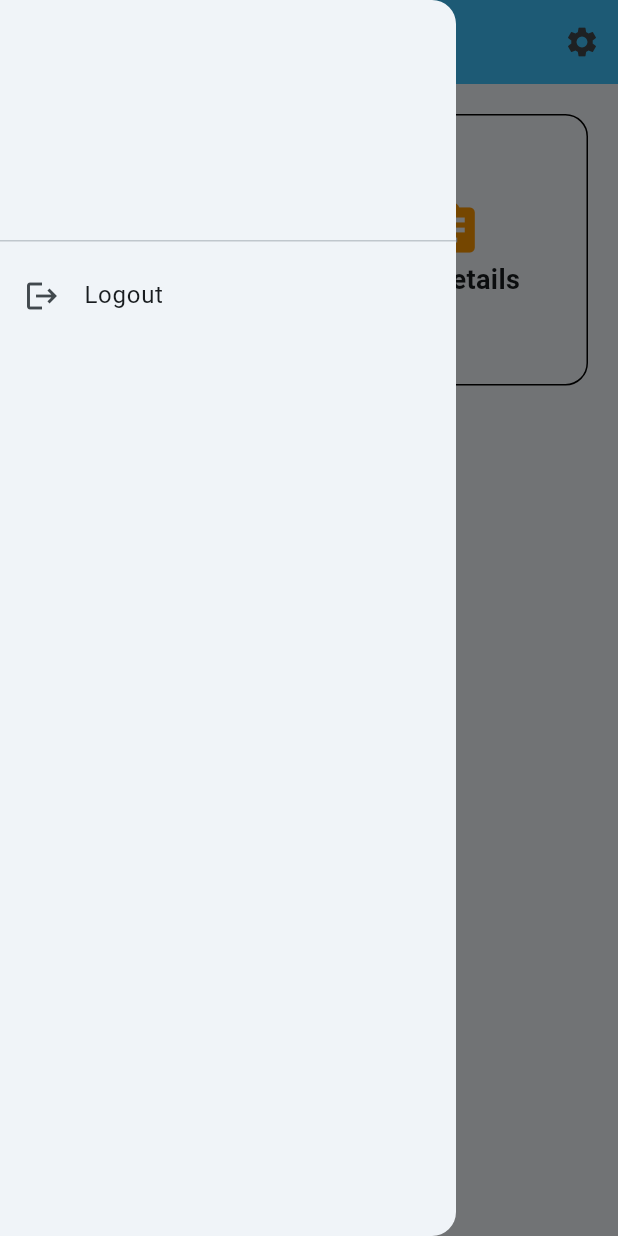
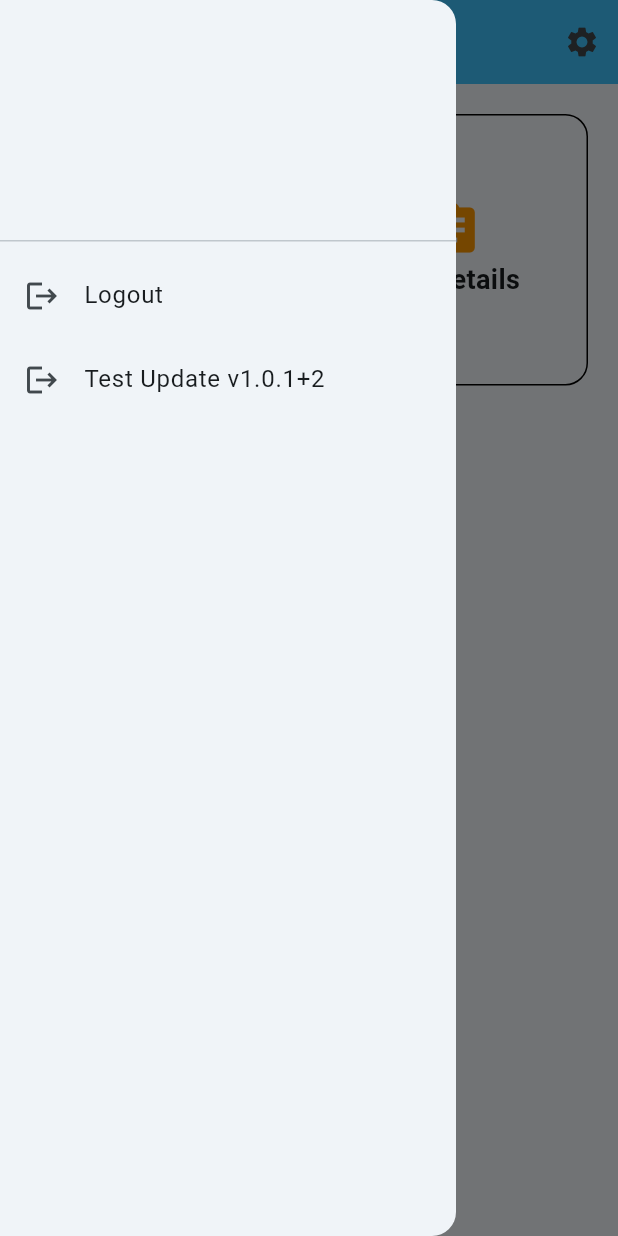
Before and after one commit to prajwalagni/global_contineo_unofficial, a Flutter app: the Homepage screen opened by its route, with the side drawer open, on a phone screen of 412 x 824 dp. Run offline on Flutter 3.47's test engine with Material 3 defaults, Android fonts, the phone set to English and light mode, and no system bars; our stand-ins replace dio, open_file, package_info_plus, shared_preferences; missing offline and left inert: flutter_inappwebview; accounts and stored records are empty; network calls fail.

Commit message:
test update v1.0.1+2

```diff
--- a/lib/pages/homepage.dart
+++ b/lib/pages/homepage.dart
@@ -305,6 +305,11 @@ class _HomepageState extends State<Homepage> {
                 Navigator.pushReplacementNamed(context, '/login');
               },
             ),
+            ListTile(
+              leading: Icon(Icons.logout),
+              title: Text('Test Update v1.0.1+2'),
+              onTap: () async {},
+            ),
           ],
         ),
       ),
--- a/pubspec.yaml
+++ b/pubspec.yaml
@@ -1,5 +1,5 @@
 name: global_contineo_unofficial
-description: "A new Flutter project."
+description: "A new Flutter project to access Contineo student platform of Global Academy Of Technology."
 # The following line prevents the package from being accidentally published to
 # pub.dev using `flutter pub publish`. This is preferred for private packages.
 publish_to: 'none' # Remove this line if you wish to publish to pub.dev
@@ -16,7 +16,7 @@ publish_to: 'none' # Remove this line if you wish to publish to pub.dev
 # https://developer.apple.com/library/archive/documentation/General/Reference/InfoPlistKeyReference/Articles/CoreFoundationKeys.html
 # In Windows, build-name is used as the major, minor, and patch parts
 # of the product and file versions while build-number is used as the build suffix.
-version: 1.0.0+1
+version: 1.0.1+2
 
 environment:
   sdk: ^3.7.0
```
